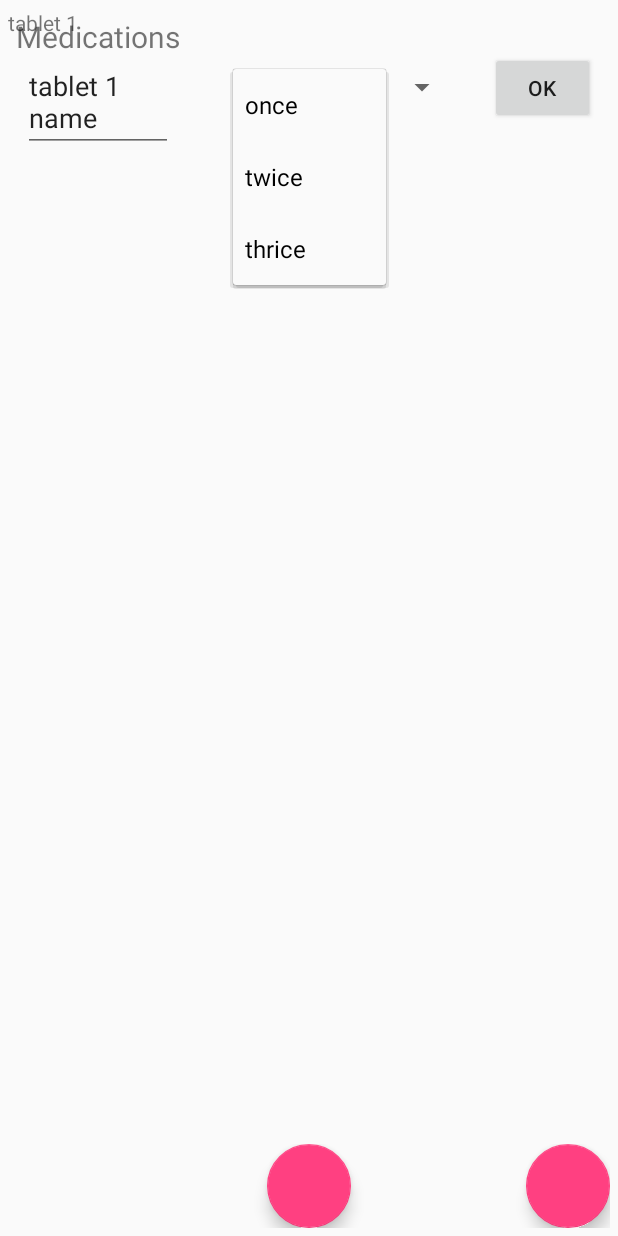
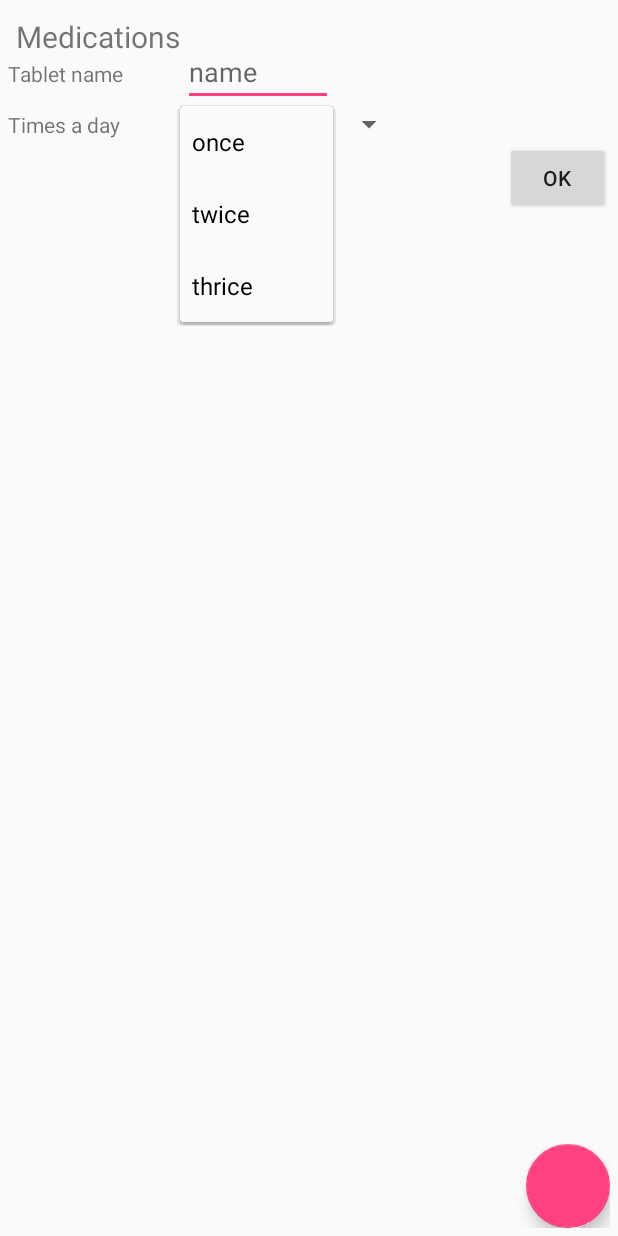
Before and after one commit to dhanush-ramuk/androidapp, an Android app: the Activity3 screen opened directly, with no data from a screen before it, after a tap on "once", on a phone screen of 412 x 824 dp. Run offline under Robolectric (Android 15) with nearby library versions, the phone set to English and light mode, and no system bars; 1 other tap on this screen came first.

Commit message:
added medication remainder view.

```diff
--- a/app/src/main/res/layout/activity_3.xml
+++ b/app/src/main/res/layout/activity_3.xml
@@ -24,11 +24,53 @@
             android:layout_width="match_parent"
             android:layout_height="match_parent"
             android:orientation="vertical"
-            android:id="@+id/main_linear_layout">
+            android:id="@+id/main_linear_layout"
+            android:layout_marginTop="20dp">
+
+                <LinearLayout
+                    android:layout_width="wrap_content"
+                    android:layout_height="wrap_content"
+                    android:orientation="horizontal">
+                    <TextView
+                        android:layout_width="wrap_content"
+                        android:layout_height="wrap_content"
+                        android:text="Tablet name"/>
+                    <EditText
+                        android:layout_width="100sp"
+                        android:layout_height="wrap_content"
+                        android:id="@+id/tablet_name"
+                        android:layout_marginLeft="40dp"
+                        android:hint="name"
+                        />
+                </LinearLayout>
 
 
-
-
+            <LinearLayout
+                android:layout_width="wrap_content"
+                android:layout_height="wrap_content"
+                android:orientation="horizontal">
+                <TextView
+                    android:layout_width="wrap_content"
+                    android:layout_height="wrap_content"
+                    android:text="Times a day"/>
+                <Spinner
+                    android:id="@+id/spinner_tab_times"
+                    style="@android:style/Widget.Material.Spinner"
+                    android:layout_width="150dp"
+                    android:layout_height="wrap_content"
+                    android:entries="@array/types"
+                    android:layout_marginLeft="40dp"/>
+            </LinearLayout>
+            <Button
+                style="@style/Widget.AppCompat.Button"
+                android:layout_width="70dp"
+                android:layout_height="wrap_content"
+                android:onClick="onclick_listview_for_time_enter"
+                android:text="@string/ok"
+                android:textSize="14sp"
+                android:layout_gravity="end"
+                android:id="@+id/go_to_timepicker"
+                />
 
         </LinearLayout>
     </ScrollView>
@@ -38,13 +80,7 @@
         android:layout_height="wrap_content"
         android:layout_alignParentBottom="true">
 
-        <com.google.android.material.floatingactionbutton.FloatingActionButton
-            android:id="@+id/fab_camera"
-            android:layout_width="wrap_content"
-            android:layout_height="wrap_content"
-            android:layout_centerHorizontal="true"
-            android:layout_centerVertical="true"
-            android:onClick="onclick_open_medications" />
+
 
         <com.google.android.material.floatingactionbutton.FloatingActionButton
             android:id="@+id/fab_back_lab"
--- a/app/src/main/res/layout/tab_res.xml
+++ /dev/null
@@ -1,60 +0,0 @@
-<?xml version="1.0" encoding="utf-8"?>
-<LinearLayout xmlns:android="http://schemas.android.com/apk/res/android"
-    android:orientation="vertical" android:layout_width="match_parent"
-    android:layout_height="match_parent">
-
-    <TextView
-        android:id="@+id/textView"
-        android:layout_width="match_parent"
-        android:layout_height="wrap_content"
-
-         />
-    <GridLayout
-        android:layout_width="match_parent"
-        android:layout_height="wrap_content"
-        android:padding="10dp"
-        >
-
-        <EditText
-            android:layout_height="wrap_content"
-            android:layout_row="0"
-            android:layout_column="0"
-            android:layout_width="100dp"
-            android:editable="true"
-            android:id="@+id/edittext_tab_name"/>
-
-        <Spinner
-            android:id="@+id/spinner_tab_times"
-            style="@android:style/Widget.Material.Spinner"
-            android:layout_width="150dp"
-            android:layout_height="wrap_content"
-            android:layout_row="0"
-            android:layout_column="1"
-            android:entries="@array/types"
-            android:layout_marginLeft="40dp"
-
-            />
-        <Button
-            style="@style/Widget.AppCompat.Button"
-            android:layout_width="70dp"
-            android:layout_height="wrap_content"
-            android:layout_row="0"
-            android:layout_column="3"
-            android:onClick="onclick_listview_for_time_enter"
-            android:text="@string/ok"
-            android:textSize="14sp"
-            />
-
-    </GridLayout>
-    <ListView
-        android:id="@+id/listview_tab_time_enter"
-        android:layout_width="match_parent"
-        android:layout_height="wrap_content"
-        android:layout_marginLeft="20dp"
-        android:divider="@android:color/transparent"
-        android:dividerHeight="10.0sp"
-        android:layout_marginRight="20dp"
-        android:layout_marginTop="10dp"/>
-
-
-</LinearLayout>
--- a/build.gradle
+++ b/build.gradle
@@ -7,7 +7,7 @@ buildscript {
 
     }
     dependencies {
-        classpath 'com.android.tools.build:gradle:3.5.0'
+        classpath 'com.android.tools.build:gradle:3.5.1'
 
         // NOTE: Do not place your application dependencies here; they belong
         // in the individual module build.gradle files
```
Also changed, not shown: app/src/main/java/com/example/application1/Activity3.java (+90 -15 lines), app/src/main/java/com/example/application1/MainActivity.java (+15 -2 lines), app/src/main/res/layout/time_setfor_medication.xml (added, +23 -0 lines).
